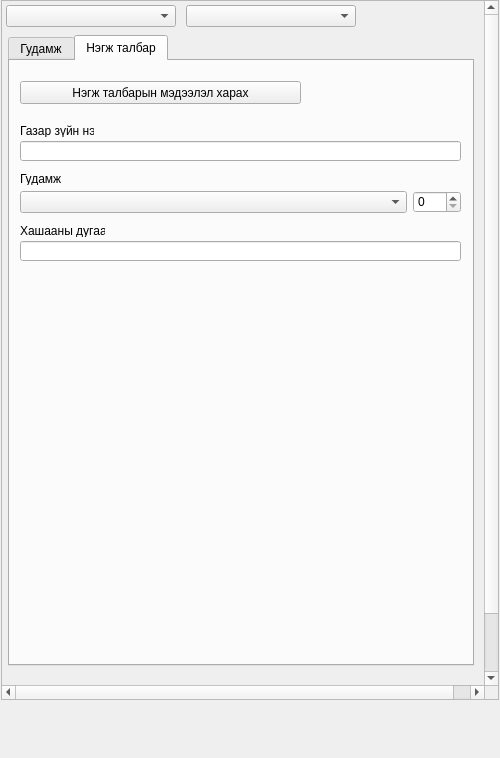
Old version of the form view/AddressNavigatorWidget.ui in the repository teamlm2/lm2_mgis.
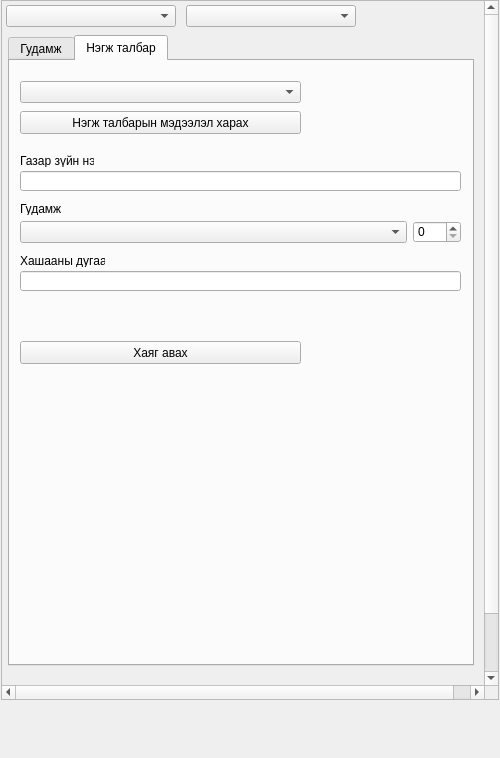
New version of the form.

The edit to the form file:
```diff
--- a/view/AddressNavigatorWidget.ui
+++ b/view/AddressNavigatorWidget.ui
@@ -216,7 +216,7 @@
         <property name="geometry">
          <rect>
           <x>10</x>
-          <y>20</y>
+          <y>50</y>
           <width>281</width>
           <height>23</height>
          </rect>
@@ -229,7 +229,7 @@
         <property name="geometry">
          <rect>
           <x>10</x>
-          <y>80</y>
+          <y>110</y>
           <width>441</width>
           <height>20</height>
          </rect>
@@ -239,7 +239,7 @@
         <property name="geometry">
          <rect>
           <x>10</x>
-          <y>63</y>
+          <y>93</y>
           <width>74</width>
           <height>13</height>
          </rect>
@@ -252,7 +252,7 @@
         <property name="geometry">
          <rect>
           <x>10</x>
-          <y>180</y>
+          <y>210</y>
           <width>441</width>
           <height>20</height>
          </rect>
@@ -262,7 +262,7 @@
         <property name="geometry">
          <rect>
           <x>10</x>
-          <y>163</y>
+          <y>193</y>
           <width>85</width>
           <height>13</height>
          </rect>
@@ -275,7 +275,7 @@
         <property name="geometry">
          <rect>
           <x>10</x>
-          <y>111</y>
+          <y>141</y>
           <width>74</width>
           <height>13</height>
          </rect>
@@ -288,7 +288,7 @@
         <property name="geometry">
          <rect>
           <x>10</x>
-          <y>130</y>
+          <y>160</y>
           <width>387</width>
           <height>22</height>
          </rect>
@@ -298,12 +298,35 @@
         <property name="geometry">
          <rect>
           <x>403</x>
-          <y>130</y>
+          <y>160</y>
           <width>48</width>
           <height>22</height>
          </rect>
         </property>
        </widget>
+       <widget class="QComboBox" name="layer_type_cbox">
+        <property name="geometry">
+         <rect>
+          <x>10</x>
+          <y>20</y>
+          <width>281</width>
+          <height>22</height>
+         </rect>
+        </property>
+       </widget>
+       <widget class="QPushButton" name="get_address_button">
+        <property name="geometry">
+         <rect>
+          <x>10</x>
+          <y>280</y>
+          <width>281</width>
+          <height>23</height>
+         </rect>
+        </property>
+        <property name="text">
+         <string>Хаяг авах</string>
+        </property>
+       </widget>
       </widget>
      </widget>
     </widget>
```
